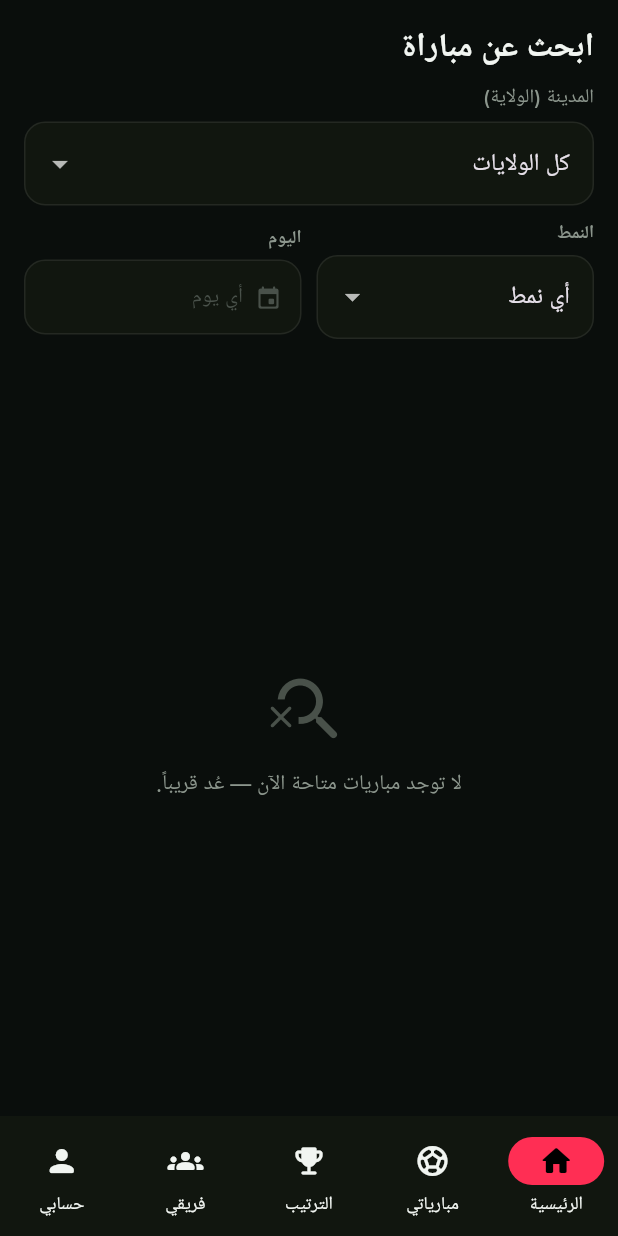
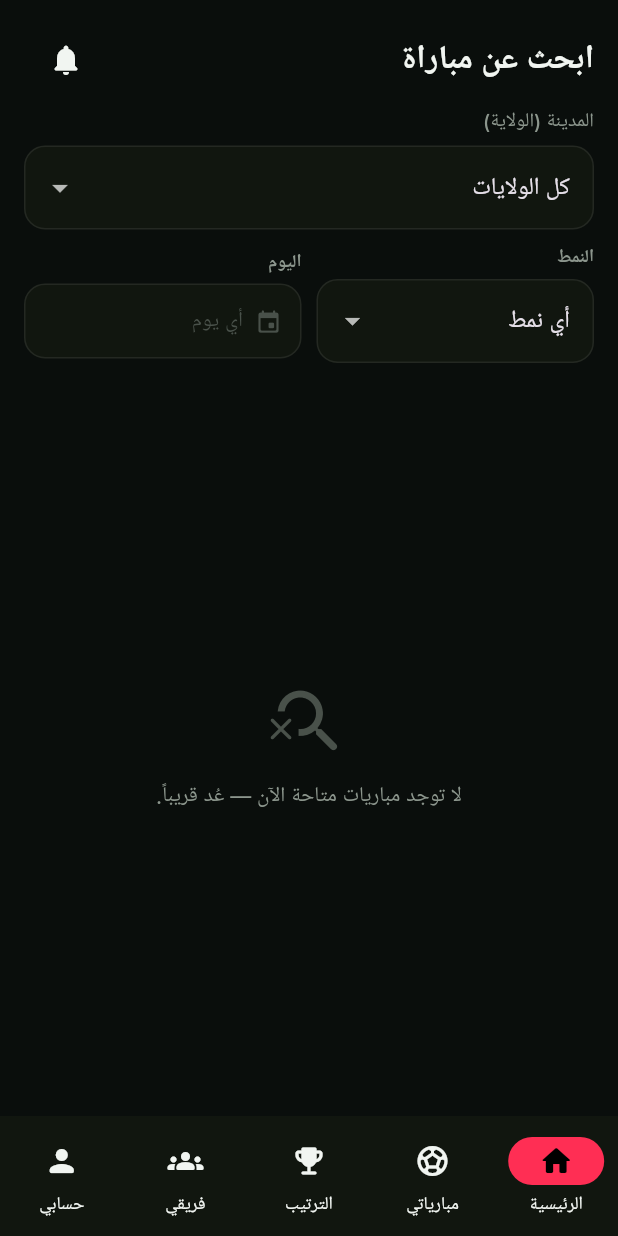
Before and after one commit to chakeuroussama17/street_football_dz, a Flutter app: the HomeShell screen opened by its route, on a phone screen of 412 x 824 dp. Run offline on Flutter 3.47's test engine with Material 3 defaults, Android fonts, the phone set to English and light mode, and no system bars; our stand-ins replace cached_network_image, flutter_animate, flutter_dotenv, flutter_riverpod, go_router, google_fonts and 4 more; accounts and stored records are empty.

Commit message:
Fixes: show own games on feed, lock dark theme, reject notifications, home bell
- Home feed no longer hides your own team's games (detail still blocks
  bidding on your own); your posts also live under My Games → Created.
- Lock the app to dark theme (light mode was unreadable); remove the broken
  theme toggle from Settings.
- Notifications: notify declined teams on accept and on manual decline
  (bid_rejected), alongside existing bid_received / bid_accepted / result.
- Add a notification bell with unread badge to the home page header.

Co-Authored-By: Claude Opus 4.8 <noreply@anthropic.com>

```diff
--- a/lib/core/providers/game_providers.dart
+++ b/lib/core/providers/game_providers.dart
@@ -33,16 +33,16 @@ class FeedFilters {
   int get hashCode => Object.hash(city, format, day);
 }
 
-/// The open-games feed for the given filters (excludes the viewer's own team).
+/// The open-games feed for the given filters. Shows every open game, including
+/// the viewer's own (the detail screen disables bidding on your own game).
 final feedProvider =
     FutureProvider.autoDispose.family<List<GameFeedItem>, FeedFilters>(
   (ref, filters) {
-    final myTeamId = ref.watch(myTeamIdProvider);
+    ref.watch(myTeamIdProvider); // refresh feed when the user's team changes
     return GameService.fetchFeed(
       city: filters.city,
       format: filters.format,
       day: filters.day,
-      excludeTeamId: myTeamId,
     );
   },
 );
--- a/lib/features/games/screens/game_manage_screen.dart
+++ b/lib/features/games/screens/game_manage_screen.dart
@@ -177,7 +177,8 @@ class GameManageScreen extends ConsumerWidget {
   }
 
   Future<void> _decline(WidgetRef ref, BidView b) async {
-    await GameService.rejectBid(b.bid.id);
+    await GameService.rejectBid(b.bid.id,
+        bidderUserId: b.bid.bidderUserId, gameId: b.bid.gameId);
     ref.invalidate(gameBidsProvider(id));
   }
 
--- a/lib/features/home/screens/home_feed_screen.dart
+++ b/lib/features/home/screens/home_feed_screen.dart
@@ -5,6 +5,7 @@ import 'package:intl/intl.dart';
 import 'package:url_launcher/url_launcher.dart';
 import '../../../core/providers/admin_providers.dart';
 import '../../../core/providers/game_providers.dart';
+import '../../../core/providers/notification_providers.dart';
 import '../../../core/providers/session_provider.dart';
 import '../../../core/services/admin_service.dart';
 import '../../../core/theme/app_colors.dart';
@@ -73,6 +74,7 @@ class _HomeFeedScreenState extends ConsumerState<HomeFeedScreen> {
                       style:
                           AppTextStyles.headline(AppColors.darkTextPrimary)),
                 ),
+                const _NotificationBell(),
                 if (role == UserRole.captain)
                   FilledButton.icon(
                     style: FilledButton.styleFrom(
@@ -243,6 +245,25 @@ class _HomeFeedScreenState extends ConsumerState<HomeFeedScreen> {
       );
 }
 
+/// Bell icon with an unread-count badge, routing to the notifications screen.
+class _NotificationBell extends ConsumerWidget {
+  const _NotificationBell();
+  @override
+  Widget build(BuildContext context, WidgetRef ref) {
+    final unread = ref.watch(unreadCountProvider).valueOrNull ?? 0;
+    return IconButton(
+      onPressed: () => context.pushNamed('notifications'),
+      icon: Badge(
+        isLabelVisible: unread > 0,
+        label: Text('$unread'),
+        backgroundColor: AppColors.red,
+        child: const Icon(Icons.notifications_rounded,
+            color: AppColors.darkTextPrimary),
+      ),
+    );
+  }
+}
+
 /// Shows the most recent active admin ad as a tappable banner.
 class _AdBanner extends ConsumerWidget {
   const _AdBanner();
```
Also changed, not shown: lib/app/app.dart (+4 -3 lines), lib/core/services/game_service.dart (+34 -3 lines), lib/features/settings/screens/settings_screen.dart (+0 -21 lines).
